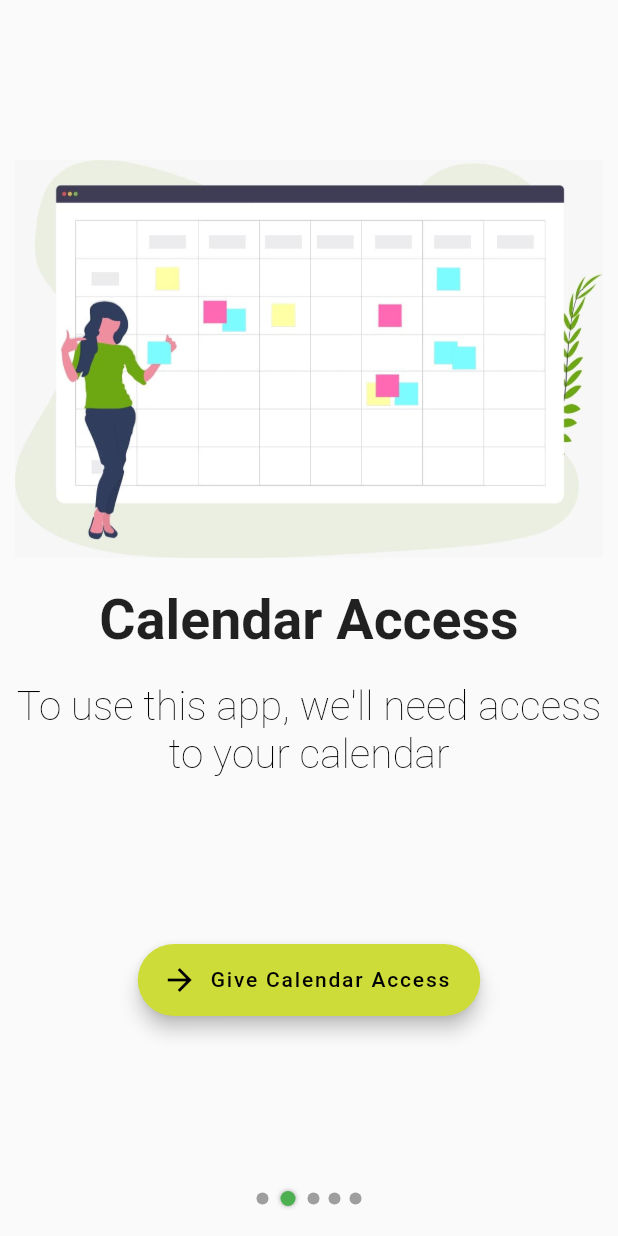
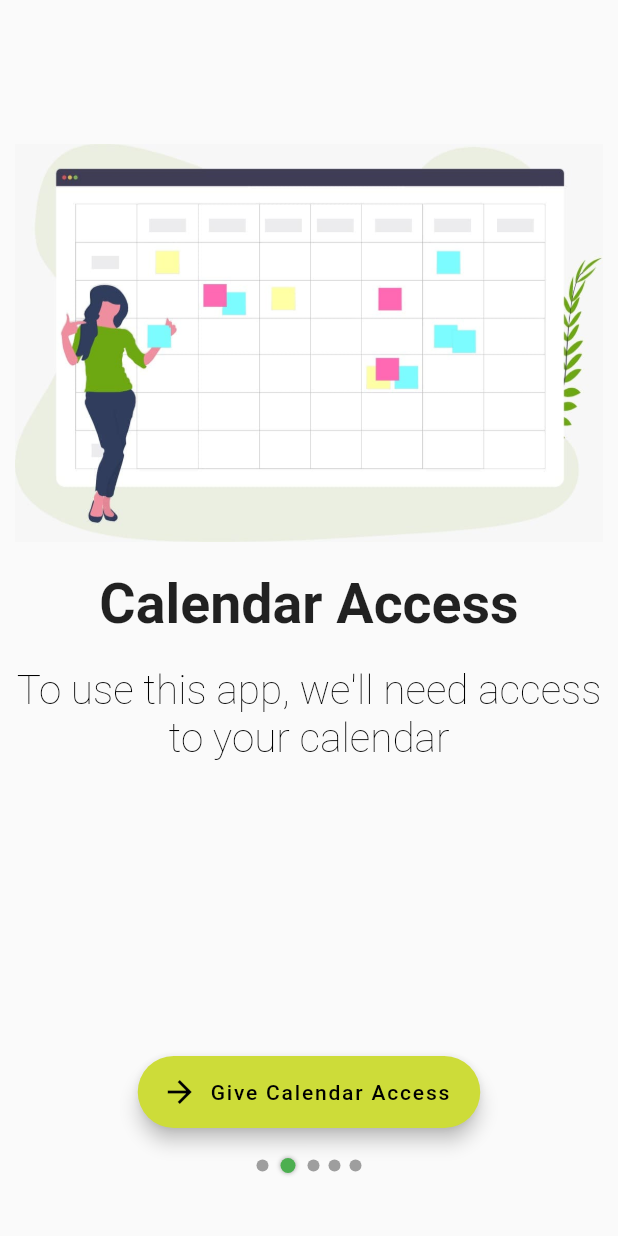
Before and after one commit to ijusto/plus_time, a Flutter app: the screen it shows after launch, after a tap on "Get Started", on a phone screen of 412 x 824 dp. Run offline on Flutter 3.47's test engine with Material 2 defaults, Android fonts, the phone set to English and light mode, and no system bars; our stand-ins replace flutter_map, latlong, local_auth, location, moor_flutter, pie_chart and 1 more; missing offline and left inert: barcode_scan, device_calendar, geocoder, passcode_screen, share_extend; accounts and stored records are empty; generated files the repository leaves out were written again; Roboto replaces fonts that are missing (Merriweather).

Commit message:
changed button location in initial pages

```diff
--- a/plus_time/lib/afterInstallPanel.dart
+++ b/plus_time/lib/afterInstallPanel.dart
@@ -1,7 +1,5 @@
 import 'package:flutter/material.dart';
 import 'package:plus_time/data/moor_database.dart';
-import 'package:plus_time/datamodels/user_location.dart';
-import 'package:plus_time/home.dart';
 import 'package:plus_time/login.dart';
 import 'package:plus_time/services/load_calendars.dart';
 import 'package:plus_time/services/locationService.dart';
@@ -94,73 +92,6 @@ class _InstalationPanelState extends State<InstalationPanel> {
     }
   }
 
-  @override
-  Widget build(BuildContext context) {
-    projectsInfo = Provider.of<ProjectsInfo>(context);
-    projectsInfo.setLocationService(widget.locationService);
-    permDao = Provider.of<AppDatabase>(context).accessesGivenDao;
-    afterInstall();
-    //locServ = Provider.of<LocationService>(context);
-    if (_loading) {
-      return Center(
-        child: CircularProgressIndicator(),
-      );
-    } else {
-      return Scaffold(
-        bottomNavigationBar: Stack(
-          children: [
-            new Container(
-              height: 50.0,
-              color: Colors.transparent,
-            ),
-            Positioned(
-              left: 0.0,
-              right: 0.0,
-              top: 0.0,
-              bottom: 0.0,
-              child: SelectedPage(
-                  numberOfDots: _pages.length, pageIndex: pageIndex),
-            ),
-          ],
-        ),
-        body: Column(
-          mainAxisAlignment: MainAxisAlignment.center,
-          children: <Widget>[
-            Center(
-              child: Column(
-                children: <Widget>[
-                  _pages[pageIndex],
-                  Row(
-                    mainAxisAlignment: MainAxisAlignment.center,
-                    children: <Widget>[
-                      FloatingActionButton.extended(
-                        icon: Icon(Icons.arrow_forward),
-                        label: Text(_buttonText[pageIndex]),
-                        onPressed: (() async {
-                          await _nextImage();
-                        }),
-                        elevation: 5.0,
-                      ),
-                    ],
-                  ),
-                ],
-              ),
-            ),
-          ],
-        ),
-      );
-    }
-  }
-}
-
-/* Based on tutorial https://www.youtube.com/watch?v=sC9qhNPvW1M */
-
-class SelectedPage extends StatelessWidget {
-  final int numberOfDots;
-  final int pageIndex;
-
-  SelectedPage({this.numberOfDots, this.pageIndex});
-
   Widget _inactivePage() {
     return new Container(
       child: new Padding(
@@ -198,7 +129,7 @@ class SelectedPage extends StatelessWidget {
   List<Widget> _buildDots() {
     List<Widget> dots = [];
 
-    for (int dotIndex = 0; dotIndex < numberOfDots; dotIndex++) {
+    for (int dotIndex = 0; dotIndex < _pages.length; dotIndex++) {
       dots.add(dotIndex == pageIndex ? _activePage() : _inactivePage());
     }
 
@@ -207,11 +138,66 @@ class SelectedPage extends StatelessWidget {
 
   @override
   Widget build(BuildContext context) {
-    return new Center(
-        child: Row(
-      mainAxisAlignment: MainAxisAlignment.center,
-      children: _buildDots(),
-    ));
+    projectsInfo = Provider.of<ProjectsInfo>(context);
+    projectsInfo.setLocationService(widget.locationService);
+    permDao = Provider.of<AppDatabase>(context).accessesGivenDao;
+    afterInstall();
+    //locServ = Provider.of<LocationService>(context);
+    if (_loading) {
+      return Center(
+        child: CircularProgressIndicator(),
+      );
+    } else {
+      return Scaffold(
+        bottomNavigationBar: Stack(
+          children: [
+            new Container(
+              height: 120.0,
+              color: Colors.transparent,
+            ),
+            Positioned(
+              left: 0.0,
+              right: 0.0,
+              top: 0.0,
+              bottom: -0.0,
+              child: new Center(
+                  child: Column(children: <Widget>[
+                Row(
+                  mainAxisAlignment: MainAxisAlignment.center,
+                  children: <Widget>[
+                    FloatingActionButton.extended(
+                      icon: Icon(Icons.arrow_forward),
+                      label: Text(_buttonText[pageIndex]),
+                      onPressed: (() async {
+                        await _nextImage();
+                      }),
+                      elevation: 5.0,
+                    ),
+                  ],
+                ),
+                Padding(padding: const EdgeInsets.all(10.0)),
+                Row(
+                  mainAxisAlignment: MainAxisAlignment.center,
+                  children: _buildDots(),
+                ),
+              ])),
+            ),
+          ],
+        ),
+        body: Column(
+          mainAxisAlignment: MainAxisAlignment.center,
+          children: <Widget>[
+            Center(
+              child: Column(
+                children: <Widget>[
+                  _pages[pageIndex],
+                ],
+              ),
+            ),
+          ],
+        ),
+      );
+    }
   }
 }
 
```
